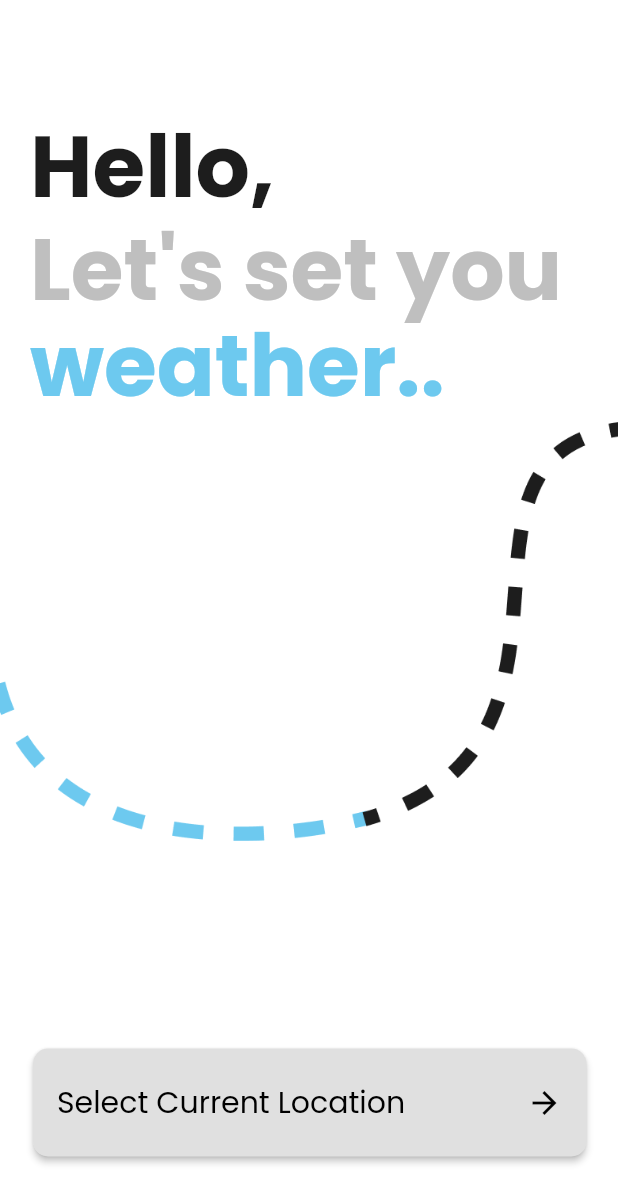
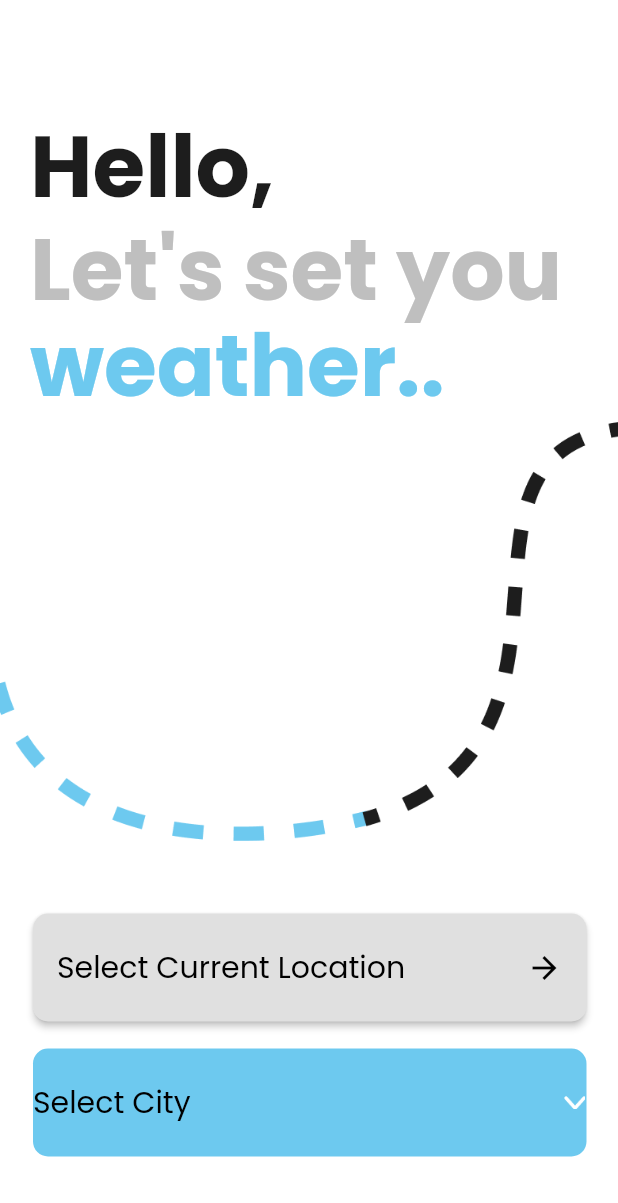
Before and after one commit to hammadkahn/Weather_app, a Flutter app: the screen it shows after launch, on a phone screen of 412 x 824 dp. Shown: the top 1203 px of the screen. Run offline on Flutter 3.47's test engine with Material 2 defaults, Android fonts, the phone set to English and light mode, and no system bars.

Commit message:
Landing page Completed

```diff
--- /dev/null
+++ b/lib/city/city_select.dart
@@ -0,0 +1,14 @@
+import 'package:flutter/src/foundation/key.dart';
+import 'package:flutter/src/widgets/framework.dart';
+import 'package:flutter/widgets.dart';
+
+class City_select extends StatelessWidget {
+  const City_select({Key? key}) : super(key: key);
+
+  @override
+  Widget build(BuildContext context) {
+    return Container(
+
+    );
+  }
+}
--- a/lib/screens/landing/dropdown.dart
+++ b/lib/screens/landing/dropdown.dart
@@ -1,3 +1,6 @@
+
+import 'package:app/city/city_select.dart';
+import 'package:flutter/material.dart';
 import 'package:flutter/src/foundation/key.dart';
 import 'package:flutter/src/widgets/framework.dart';
 import 'package:flutter/widgets.dart';
@@ -7,6 +10,39 @@ class Dropdown extends StatelessWidget {
 
   @override
   Widget build(BuildContext context) {
-    return Container();
+    return Padding(
+      padding: const EdgeInsets.only(right: 21, left: 22, top: 18),
+      child: GestureDetector(
+        onTap: () {
+          Navigator.push(
+            context,
+            MaterialPageRoute(
+              builder: (context) => City_select(),
+            ),
+          );
+        },
+        child: Container(
+          width: double.infinity,
+          height: 72,
+          decoration: BoxDecoration(
+              borderRadius: BorderRadius.circular(10),
+              color: Color(0xFF6DC9EF)),
+          child: Row(
+            children: [
+              Text(
+                'Select City',
+                style: TextStyle(
+                  fontSize: 20,
+                  fontWeight: FontWeight.w500,
+                  color: Colors.black,
+                ),
+              ),
+              Spacer(),
+              Image.asset('assets/images/drop.png', height: 9, width: 16)
+            ],
+          ),
+        ),
+      ),
+    );
   }
 }
--- a/lib/screens/landing/landing.dart
+++ b/lib/screens/landing/landing.dart
@@ -1,3 +1,4 @@
+import 'package:app/screens/landing/dropdown.dart';
 import 'package:app/screens/landing/landing_text.dart';
 import 'package:flutter/material.dart';
 import 'package:flutter/src/foundation/key.dart';
@@ -26,7 +27,7 @@ class Landing extends StatelessWidget {
           ),
           Spacer(),
           Current_loc(),
-
+          Dropdown(),
           SizedBox(height: 53)
         ],
       ),
```
Also changed, not shown: assets/images/drop.png (added).
